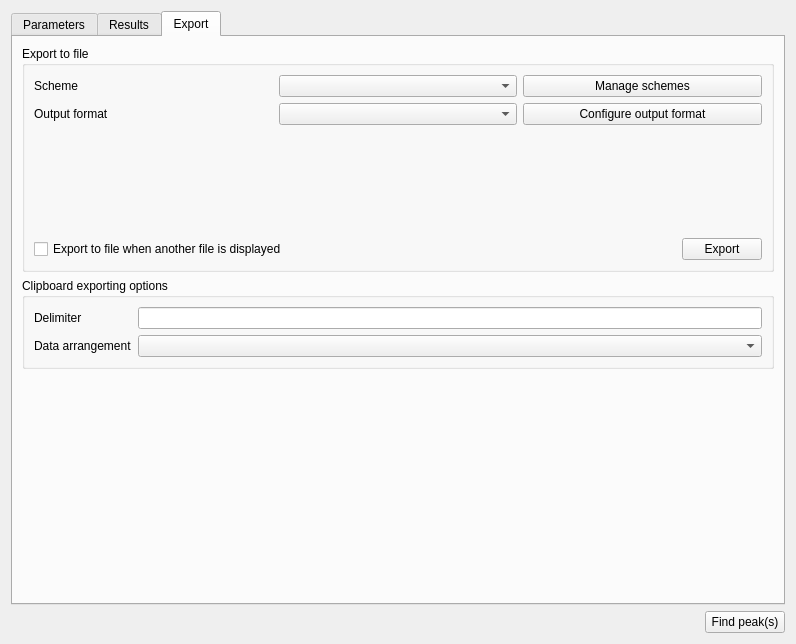
Old version of the form src/gui/evaluationwidget.ui in the repository echmet/CEval.
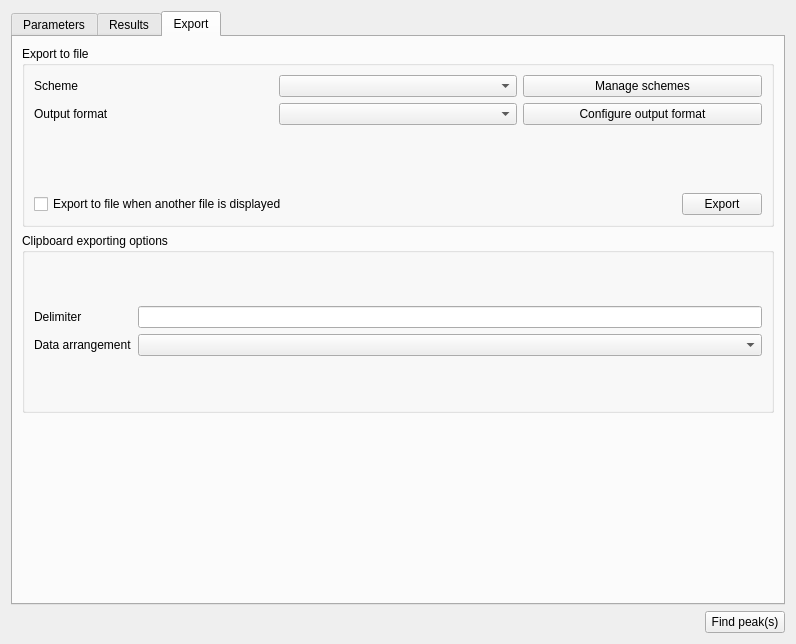
New version of the form. The open tabs and pages were chosen to show the change. Custom widgets are drawn as their Qt base class.

Commit message: Try to prevent excessive shrinking of items on EvaluationWidget's Éxport tab

The edit to the form file:
```diff
--- a/src/gui/evaluationwidget.ui
+++ b/src/gui/evaluationwidget.ui
@@ -2121,6 +2121,12 @@
       <layout class="QVBoxLayout" name="verticalLayout_2">
        <item>
         <widget class="QGroupBox" name="qgbox_exportToFile">
+         <property name="sizePolicy">
+          <sizepolicy hsizetype="MinimumExpanding" vsizetype="MinimumExpanding">
+           <horstretch>0</horstretch>
+           <verstretch>0</verstretch>
+          </sizepolicy>
+         </property>
          <property name="title">
           <string>Export to file</string>
          </property>
@@ -2218,6 +2224,12 @@
        </item>
        <item>
         <widget class="QGroupBox" name="qgbox_clipboardExportingOptions">
+         <property name="sizePolicy">
+          <sizepolicy hsizetype="MinimumExpanding" vsizetype="MinimumExpanding">
+           <horstretch>0</horstretch>
+           <verstretch>0</verstretch>
+          </sizepolicy>
+         </property>
          <property name="title">
           <string>Clipboard exporting options</string>
          </property>
```
Left out of the diff: 10 changed lines with no effect on the pictures.
